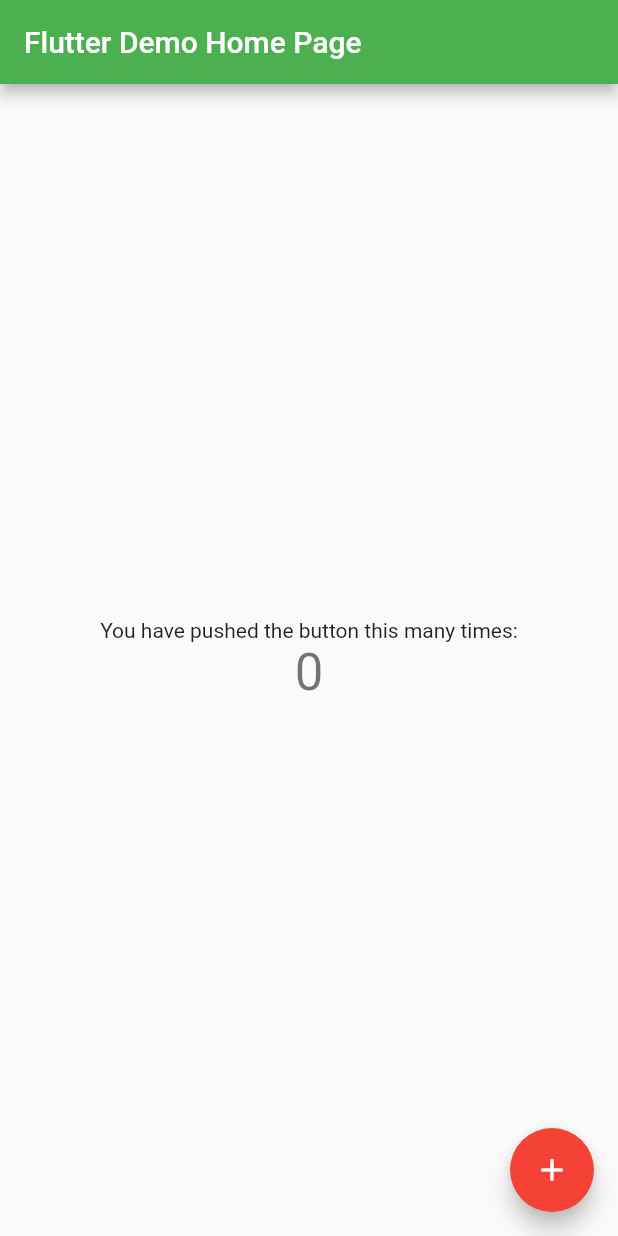
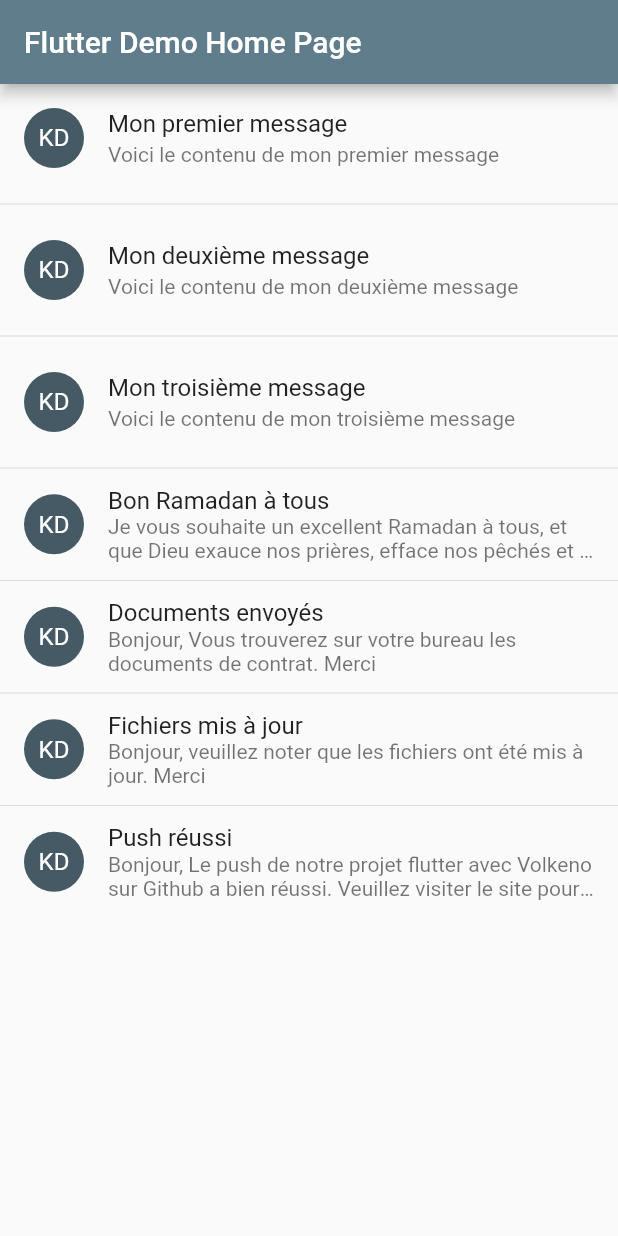
Before and after one commit to koky-dev/Flutter-DevMobile-Volkeno, a Flutter app: the screen it shows after launch, on a phone screen of 412 x 824 dp. Run offline on Flutter 3.47's test engine with Material 2 defaults, Android fonts, the phone set to English and light mode, and no system bars.

Commit message:
second commit

```diff
--- /dev/null
+++ b/data/message.json
@@ -0,0 +1,30 @@
+[
+  {
+    "subject": "Mon premier message",
+    "body": "Voici le contenu de mon premier message"
+  },
+  {
+    "subject": "Mon deuxième message",
+    "body": "Voici le contenu de mon deuxième message"
+  },
+  {
+    "subject": "Mon troisième message",
+    "body": "Voici le contenu de mon troisième message"
+  },
+  {
+    "subject": "Bon Ramadan à tous",
+    "body": "Je vous souhaite un excellent Ramadan à tous, et que Dieu exauce nos prières, efface nos pêchés et nous débarasse le plutôt possible de ce virus."
+  },
+  {
+    "subject": "Documents envoyés",
+    "body": "Bonjour, Vous trouverez sur votre bureau les documents de contrat. Merci"
+  },
+  {
+    "subject": "Fichiers mis à jour",
+    "body": "Bonjour, veuillez noter que les fichiers ont été mis à jour. Merci"
+  },
+  {
+    "subject": "Push réussi",
+    "body": "Bonjour, Le push de notre projet flutter avec Volkeno sur Github a bien réussi. Veuillez visiter le site pour plus de détails."
+  }
+]
--- /dev/null
+++ b/lib/Message.dart
@@ -0,0 +1,10 @@
+class Message {
+  final String subject;
+  final String body;
+
+  Message(this.subject, this.body);
+
+  Message.fromJson(Map<String, dynamic> json) :
+  subject = json["subject"],
+  body = json["body"];
+}
--- /dev/null
+++ b/lib/MessagesList.dart
@@ -0,0 +1,62 @@
+import 'dart:convert';
+
+import 'package:flutter/material.dart';
+import 'package:flutter/services.dart';
+import 'package:emailapp/Message.dart';
+
+
+class MessageList extends StatefulWidget {
+final String title;
+
+  const MessageList({Key key, this.title}) : super(key: key);
+
+  @override
+  State<StatefulWidget> createState() => _MessageListState();
+}
+
+class _MessageListState extends State<MessageList> {
+var messages = const [];
+
+Future loadMessageList() async{
+  String content = await rootBundle.loadString("data/message.json");
+  List collection = json.decode(content);
+  List<Message> _messages = collection.map((json) => Message.fromJson(json)).toList();
+
+  setState(() {
+    messages = _messages;
+  });
+}
+
+void initState(){
+  loadMessageList();
+  super.initState();
+}
+
+  @override
+  Widget build(BuildContext context) {
+    return Scaffold(
+      appBar: AppBar(
+        title: Text(widget.title),
+      ),
+      body: ListView.separated(
+        itemCount: messages.length,
+        separatorBuilder: (context, index) => Divider(),
+        itemBuilder: (BuildContext context, int index){
+          Message message = messages[index];
+          return ListTile(
+            title: Text(message.subject),
+            isThreeLine: false,
+            leading: CircleAvatar(
+              child: Text("KD"),
+              ),
+              subtitle: Text(
+                message.body,
+                maxLines: 2,
+                overflow: TextOverflow.ellipsis,
+              ),
+          );
+        }
+      ),
+    );
+  }
+}
--- a/lib/main.dart
+++ b/lib/main.dart
@@ -1,124 +1,16 @@
 import 'package:flutter/material.dart';
+import 'package:emailapp/MessagesList.dart';
 
-void main() => runApp(MyApp());
 
-class MyApp extends StatelessWidget {
-  // This widget is the root of your application.
+void main() => runApp(EmailApp());
+
+class EmailApp extends StatelessWidget {
   @override
   Widget build(BuildContext context) {
     return MaterialApp(
       title: 'Flutter Demo',
-      theme: ThemeData(
-        // This is the theme of your application.
-        //
-        // Try running your application with "flutter run". You'll see the
-        // application has a blue toolbar. Then, without quitting the app, try
-        // changing the primarySwatch below to Colors.green and then invoke
-        // "hot reload" (press "r" in the console where you ran "flutter run",
-        // or simply save your changes to "hot reload" in a Flutter IDE).
-        // Notice that the counter didn't reset back to zero; the application
-        // is not restarted.
-        primarySwatch: Colors.green,
-        accentColor: Colors.red
-      ),
-      home: MyHomePage(title: 'Flutter Demo Home Page'),
+      theme: ThemeData(primarySwatch: Colors.blueGrey, accentColor: Colors.red),
+      home: MessageList(title: 'Flutter Demo Home Page'),
     );
   }
 }
-
-class MyHomePage extends StatefulWidget {
-  MyHomePage({Key key, this.title}) : super(key: key);
-
-  // This widget is the home page of your application. It is stateful, meaning
-  // that it has a State object (defined below) that contains fields that affect
-  // how it looks.
-
-  // This class is the configuration for the state. It holds the values (in this
-  // case the title) provided by the parent (in this case the App widget) and
-  // used by the build method of the State. Fields in a Widget subclass are
-  // always marked "final".
-
-  final String title;
-
-  @override
-  _MyHomePageState createState() => _MyHomePageState();
-}
-
-class _MyHomePageState extends State<MyHomePage> {
-  int _counter = 0;
-
-  void _incrementCounter() {
-    setState(() {
-      // This call to setState tells the Flutter framework that something has
-      // changed in this State, which causes it to rerun the build method below
-      // so that the display can reflect the updated values. If we changed
-      // _counter without calling setState(), then the build method would not be
-      // called again, and so nothing would appear to happen.
-      _counter++;
-    });
-  }
-
-
-  void _decrementCounter() {
-    setState(() {
-      // This call to setState tells the Flutter framework that something has
-      // changed in this State, which causes it to rerun the build method below
-      // so that the display can reflect the updated values. If we changed
-      // _counter without calling setState(), then the build method would not be
-      // called again, and so nothing would appear to happen.
-      _counter--;
-    });
-  }
-
-  @override
-  Widget build(BuildContext context) {
-    // This method is rerun every time setState is called, for instance as done
-    // by the _incrementCounter method above.
-    //
-    // The Flutter framework has been optimized to make rerunning build methods
-    // fast, so that you can just rebuild anything that needs updating rather
-    // than having to individually change instances of widgets.
-    return Scaffold(
-      appBar: AppBar(
-        // Here we take the value from the MyHomePage object that was created by
-        // the App.build method, and use it to set our appbar title.
-        title: Text(widget.title),
-      ),
-      body: Center(
-        // Center is a layout widget. It takes a single child and positions it
-        // in the middle of the parent.
-        child: Column(
-          // Column is also a layout widget. It takes a list of children and
-          // arranges them vertically. By default, it sizes itself to fit its
-          // children horizontally, and tries to be as tall as its parent.
-          //
-          // Invoke "debug painting" (press "p" in the console, choose the
-          // "Toggle Debug Paint" action from the Flutter Inspector in Android
-          // Studio, or the "Toggle Debug Paint" command in Visual Studio Code)
-          // to see the wireframe for each widget.
-          //
-          // Column has various properties to control how it sizes itself and
-          // how it positions its children. Here we use mainAxisAlignment to
-          // center the children vertically; the main axis here is the vertical
-          // axis because Columns are vertical (the cross axis would be
-          // horizontal).
-          mainAxisAlignment: MainAxisAlignment.center,
-          children: <Widget>[
-            Text(
-              'You have pushed the button this many times:',
-            ),
-            Text(
-              '$_counter',
-              style: Theme.of(context).textTheme.display1,
-            ),
-          ],
-        ),
-      ),
-      floatingActionButton: FloatingActionButton(
-        onPressed: _incrementCounter,
-        tooltip: 'Increment',
-        child: Icon(Icons.add),
-      ), // This trailing comma makes auto-formatting nicer for build methods.
-    );
-  }
-}
--- a/pubspec.yaml
+++ b/pubspec.yaml
@@ -41,9 +41,10 @@ flutter:
   uses-material-design: true
 
   # To add assets to your application, add an assets section, like this:
-  # assets:
+  assets:
   #  - images/a_dot_burr.jpeg
   #  - images/a_dot_ham.jpeg
+     - data/message.json
 
   # An image asset can refer to one or more resolution-specific "variants", see
   # https://flutter.dev/assets-and-images/#resolution-aware.
```
